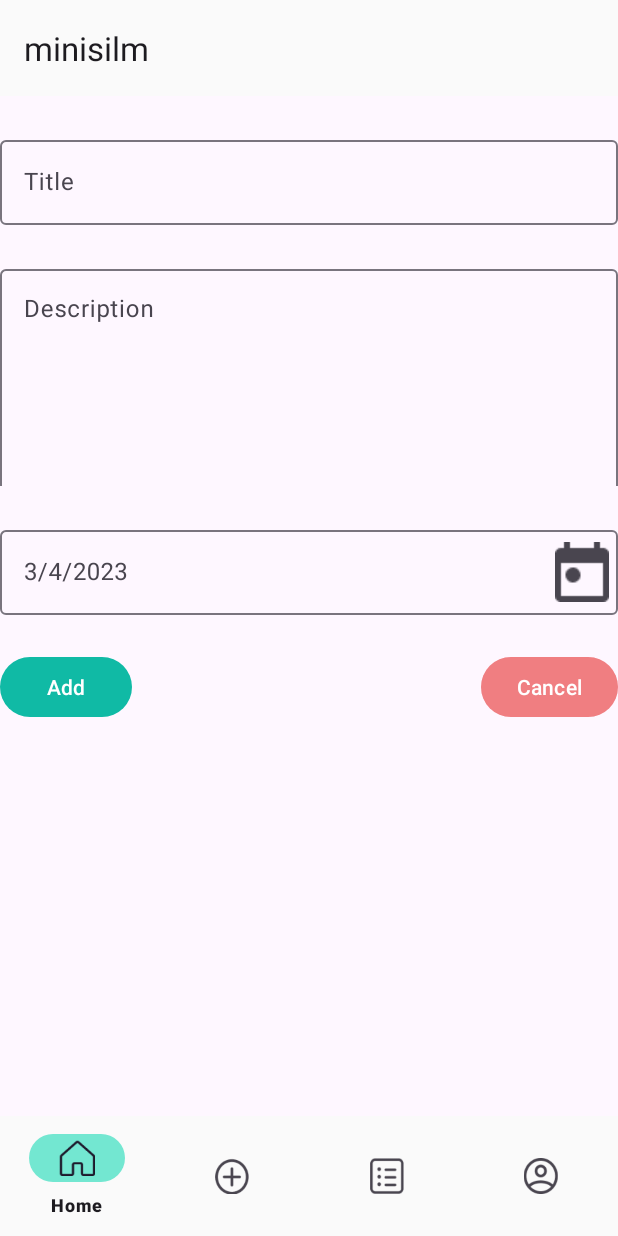
After one commit to Masa97z/javaProjectForCollage, an Android app: the fragment Add_TaskFragment placed in its activity, on a phone screen of 412 x 824 dp. The commit adds this screen. Run offline under Robolectric (Android 15) with nearby library versions, the phone set to English and light mode, and no system bars.

Commit message:
create fragmnet to add note and add task and create three card to show content

```diff
--- a/app/src/main/AndroidManifest.xml
+++ b/app/src/main/AndroidManifest.xml
@@ -9,7 +9,7 @@
         android:icon="@mipmap/ic_launcher"
         android:label="@string/app_name"
         android:roundIcon="@mipmap/ic_launcher_round"
-        android:supportsRtl="true"
+        android:supportsRtl="false"
         android:theme="@style/Theme.Minisilm"
         tools:targetApi="31">
         <activity
--- /dev/null
+++ b/app/src/main/java/com/masa/minisilm/Ui/Add_TaskFragment.java
@@ -0,0 +1,66 @@
+package com.masa.minisilm.Ui;
+
+import android.os.Bundle;
+
+import androidx.fragment.app.Fragment;
+
+import android.view.LayoutInflater;
+import android.view.View;
+import android.view.ViewGroup;
+
+import com.masa.minisilm.R;
+
+/**
+ * A simple {@link Fragment} subclass.
+ * Use the {@link Add_TaskFragment#newInstance} factory method to
+ * create an instance of this fragment.
+ */
+public class Add_TaskFragment extends Fragment {
+
+    // TODO: Rename parameter arguments, choose names that match
+    // the fragment initialization parameters, e.g. ARG_ITEM_NUMBER
+    private static final String ARG_PARAM1 = "param1";
+    private static final String ARG_PARAM2 = "param2";
+
+    // TODO: Rename and change types of parameters
+    private String mParam1;
+    private String mParam2;
+
+    public Add_TaskFragment() {
+        // Required empty public constructor
+    }
+
+    /**
+     * Use this factory method to create a new instance of
+     * this fragment using the provided parameters.
+     *
+     * @param param1 Parameter 1.
+     * @param param2 Parameter 2.
+     * @return A new instance of fragment Add_TaskFragment.
+     */
+    // TODO: Rename and change types and number of parameters
+    public static Add_TaskFragment newInstance(String param1, String param2) {
+        Add_TaskFragment fragment = new Add_TaskFragment();
+        Bundle args = new Bundle();
+        args.putString(ARG_PARAM1, param1);
+        args.putString(ARG_PARAM2, param2);
+        fragment.setArguments(args);
+        return fragment;
+    }
+
+    @Override
+    public void onCreate(Bundle savedInstanceState) {
+        super.onCreate(savedInstanceState);
+        if (getArguments() != null) {
+            mParam1 = getArguments().getString(ARG_PARAM1);
+            mParam2 = getArguments().getString(ARG_PARAM2);
+        }
+    }
+
+    @Override
+    public View onCreateView(LayoutInflater inflater, ViewGroup container,
+                             Bundle savedInstanceState) {
+        // Inflate the layout for this fragment
+        return inflater.inflate(R.layout.fragment_add__task, container, false);
+    }
+}
--- a/app/src/main/res/layout/fragment_add.xml
+++ b/app/src/main/res/layout/fragment_add.xml
@@ -20,13 +20,14 @@
         android:layout_marginTop="16dp"
         android:layout_width="match_parent"
         android:layout_height="wrap_content"
+
         app:layout_constraintStart_toStartOf="parent"
         app:layout_constraintTop_toBottomOf="@+id/imageFilterView"
         app:singleSelection="true"
         >
 
         <com.google.android.material.button.MaterialButton
-            android:id="@+id/addtask"
+            android:id="@+id/add_task"
             style="@style/Widget.MaterialComponents.Button.OutlinedButton"
             app:strokeColor="@color/prim"
             app:itemRippleColor="@color/prim"
@@ -36,7 +37,7 @@
             android:text="Task" />
 
         <com.google.android.material.button.MaterialButton
-            android:id="@+id/addnote"
+            android:id="@+id/add_note"
             style="@style/Widget.MaterialComponents.Button.OutlinedButton"
             android:layout_width="wrap_content"
             app:strokeColor="@color/prim"
--- /dev/null
+++ b/app/src/main/res/layout/fragment_add__task.xml
@@ -0,0 +1,85 @@
+<?xml version="1.0" encoding="utf-8"?>
+<androidx.constraintlayout.widget.ConstraintLayout xmlns:android="http://schemas.android.com/apk/res/android"
+    xmlns:tools="http://schemas.android.com/tools"
+    android:layout_width="match_parent"
+    android:layout_height="match_parent"
+    xmlns:app="http://schemas.android.com/apk/res-auto"
+    tools:context=".Ui.Add_TaskFragment">
+
+    <com.google.android.material.textfield.TextInputLayout
+        android:id="@+id/input_title"
+        android:layout_width="match_parent"
+        android:layout_height="wrap_content"
+        android:hint="Title"
+
+        android:layout_marginTop="24dp"
+        app:layout_constraintEnd_toEndOf="parent"
+        app:layout_constraintStart_toStartOf="parent"
+        app:layout_constraintTop_toTopOf="parent">
+
+        <com.google.android.material.textfield.TextInputEditText
+            android:layout_width="match_parent"
+            android:layout_height="wrap_content"
+            />
+    </com.google.android.material.textfield.TextInputLayout>
+    <com.google.android.material.textfield.TextInputLayout
+        android:id="@+id/description"
+        android:layout_width="match_parent"
+        android:layout_height="150dp"
+        android:hint="Description"
+
+        android:layout_marginTop="24dp"
+        app:layout_constraintEnd_toEndOf="parent"
+        app:layout_constraintStart_toStartOf="parent"
+        app:layout_constraintTop_toBottomOf="@+id/input_title">
+
+        <com.google.android.material.textfield.TextInputEditText
+            android:layout_width="match_parent"
+            android:layout_height="150dp"
+            android:gravity="fill_horizontal"
+            />
+    </com.google.android.material.textfield.TextInputLayout>
+
+    <com.google.android.material.textfield.TextInputLayout
+        android:id="@+id/inputDate"
+        android:layout_width="match_parent"
+        android:layout_height="wrap_content"
+        android:hint="3/4/2023"
+        app:endIconMode="custom"
+        app:endIconDrawable="@drawable/dateicon"
+        android:layout_marginTop="24dp"
+        app:layout_constraintEnd_toEndOf="parent"
+        app:layout_constraintStart_toStartOf="parent"
+        app:layout_constraintTop_toBottomOf="@+id/description">
+
+        <com.google.android.material.textfield.TextInputEditText
+            android:layout_width="match_parent"
+            android:layout_height="wrap_content"
+
+
+            />
+
+    </com.google.android.material.textfield.TextInputLayout>
+
+    <com.google.android.material.button.MaterialButton
+        android:id="@+id/add_task_button"
+        android:layout_width="wrap_content"
+        android:layout_height="wrap_content"
+        android:layout_marginTop="24dp"
+        android:text="Add"
+        app:layout_constraintStart_toStartOf="parent"
+        app:layout_constraintTop_toBottomOf="@+id/inputDate" />
+
+    <com.google.android.material.button.MaterialButton
+        android:id="@+id/Cancel_btn"
+        android:layout_width="wrap_content"
+        android:layout_height="wrap_content"
+        android:layout_marginTop="24dp"
+        android:text="Cancel"
+        app:layout_constraintBottom_toBottomOf="@+id/add_task_button"
+        android:backgroundTint="@color/cancel"
+        app:layout_constraintEnd_toEndOf="parent"
+        app:layout_constraintTop_toBottomOf="@+id/inputDate" />
+
+
+</androidx.constraintlayout.widget.ConstraintLayout>
```
Also changed, not shown: app/src/main/java/com/masa/minisilm/Ui/AddFragment.java (+35 -3 lines), app/src/main/java/com/masa/minisilm/Ui/Add_NoteFragment.java (added, +66 -0 lines), app/src/main/res/layout/dead_card.xml (added, +48 -0 lines), app/src/main/res/layout/done_card.xml (added, +48 -0 lines), app/src/main/res/layout/fragment_add__note.xml (added, +66 -0 lines), app/src/main/res/layout/process_card.xml (added, +48 -0 lines).
